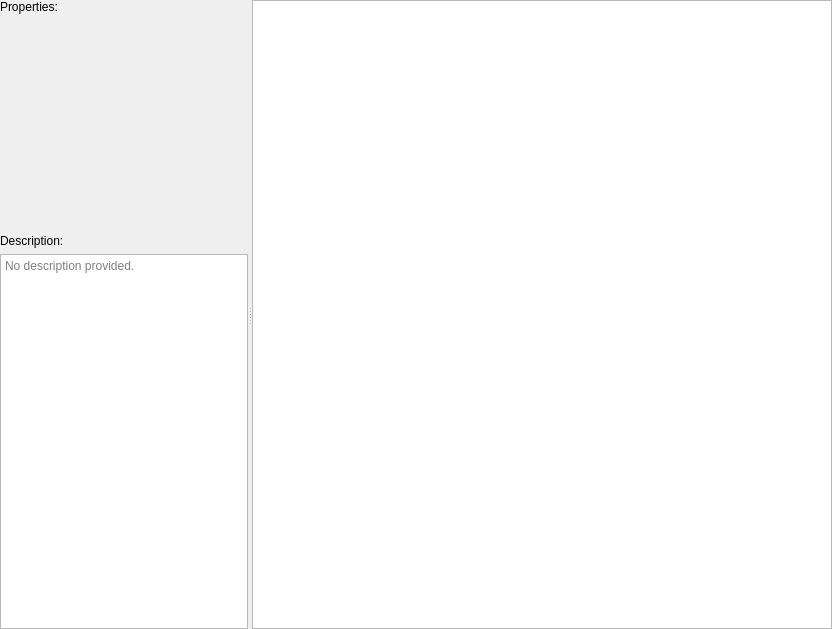
Before: the Qt Designer form src/apps/mvvm-folders/common/tabledetailswidget.ui in august-alt/policy-preferences-editor-prototype, drawn with Qt 5.
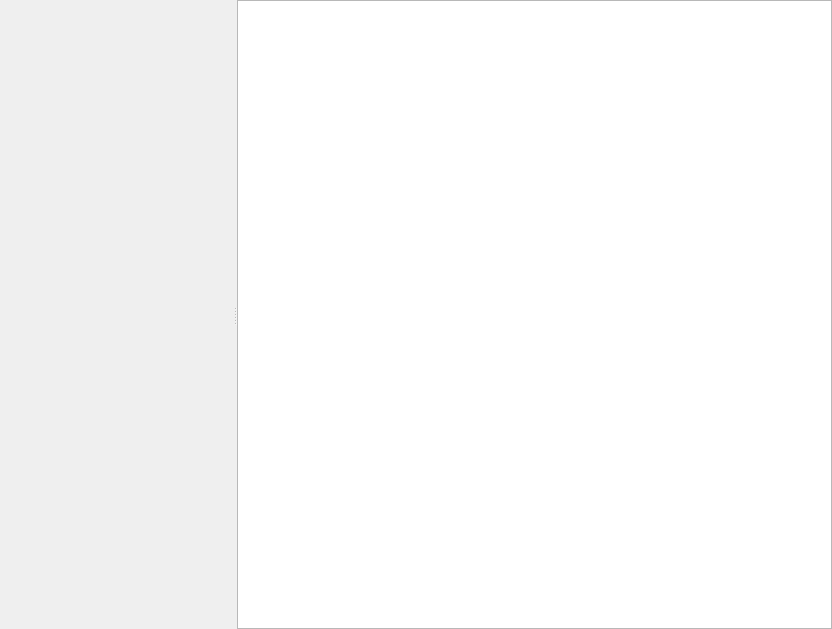
After: the same form once the commit is applied. Custom widgets are drawn as their Qt base class.

Commit message: chore: redesign properties widget

```diff
--- a/src/apps/mvvm-folders/common/tabledetailswidget.ui
+++ b/src/apps/mvvm-folders/common/tabledetailswidget.ui
@@ -31,7 +31,7 @@
      <property name="orientation">
       <enum>Qt::Horizontal</enum>
      </property>
-     <widget class="QWidget" name="widget" native="true">
+     <widget class="mvvm_folders::PropertiesWidget" name="propertiesWidget" native="true">
       <property name="sizePolicy">
        <sizepolicy hsizetype="Maximum" vsizetype="Preferred">
         <horstretch>0</horstretch>
@@ -44,45 +44,6 @@
         <height>16777215</height>
        </size>
       </property>
-      <layout class="QVBoxLayout" name="verticalLayout_3">
-       <property name="bottomMargin">
-        <number>0</number>
-       </property>
-       <item>
-        <widget class="QLabel" name="propertiesLabel">
-         <property name="text">
-          <string>Properties:</string>
-         </property>
-        </widget>
-       </item>
-       <item>
-        <widget class="mvvm_folders::PropertiesWidget" name="propertiesWidget" native="true">
-         <property name="minimumSize">
-          <size>
-           <width>232</width>
-           <height>208</height>
-          </size>
-         </property>
-        </widget>
-       </item>
-       <item>
-        <widget class="QLabel" name="descriptionLabel">
-         <property name="text">
-          <string>Description:</string>
-         </property>
-        </widget>
-       </item>
-       <item>
-        <widget class="QPlainTextEdit" name="plainTextEdit">
-         <property name="readOnly">
-          <bool>true</bool>
-         </property>
-         <property name="placeholderText">
-          <string>No description provided.</string>
-         </property>
-        </widget>
-       </item>
-      </layout>
      </widget>
      <widget class="QTreeView" name="treeView">
       <property name="sortingEnabled">
```
The commit also changes 2 other files.
